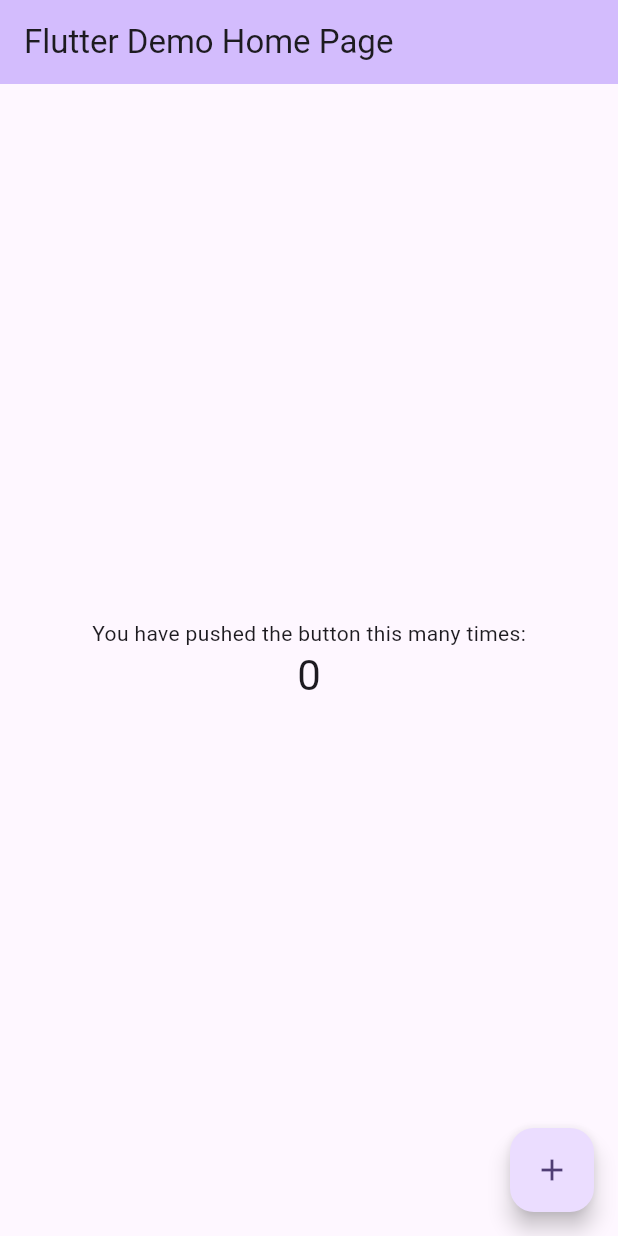
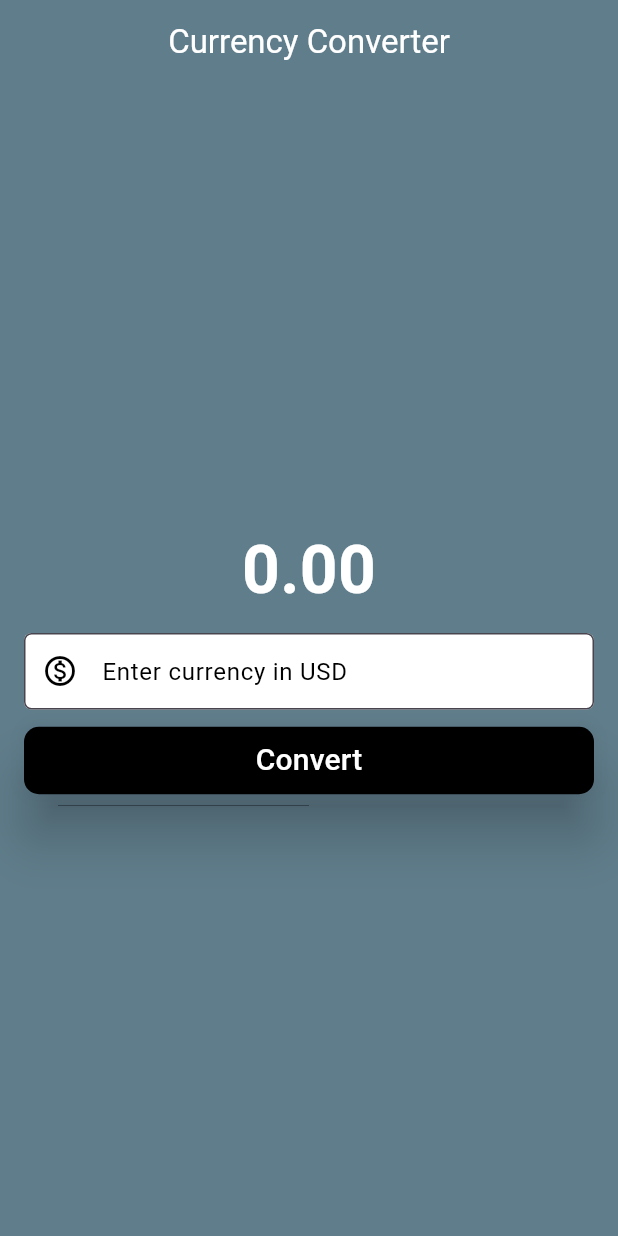
Before and after one commit to c0deZ0ne/okime-ticket, a Flutter app: the screen it shows after launch, on a phone screen of 412 x 824 dp. Run offline on Flutter 3.47's test engine with Material 3 defaults, Android fonts, the phone set to English and light mode, and no system bars.

Commit message:
complted coverter app

```diff
--- a/lib/main.dart
+++ b/lib/main.dart
@@ -1,108 +1,18 @@
 import 'package:flutter/material.dart';
+import 'package:ticket_app/pages/material_ticket.dart';
 
 void main() {
-  runApp(const MyApp());
+  runApp(MyApp());
 }
 
 class MyApp extends StatelessWidget {
   const MyApp({super.key});
 
-  // This widget is the root of your application.
   @override
   Widget build(BuildContext context) {
-    return MaterialApp(
-      title: 'Flutter Demo',
-      theme: ThemeData(
+    // use a design type Material design or Cupertino design
+    //we are using MatDesign
 
-        colorScheme: ColorScheme.fromSeed(seedColor: Colors.deepPurple),
-      ),
-      home: const MyHomePage(title: 'Flutter Demo Home Page'),
-    );
+    return MaterialApp(home: MaterialTicketPage());
   }
 }
-
-class MyHomePage extends StatefulWidget {
-  const MyHomePage({super.key, required this.title});
-
-  // This widget is the home page of your application. It is stateful, meaning
-  // that it has a State object (defined below) that contains fields that affect
-  // how it looks.
-
-  // This class is the configuration for the state. It holds the values (in this
-  // case the title) provided by the parent (in this case the App widget) and
-  // used by the build method of the State. Fields in a Widget subclass are
-  // always marked "final".
-
-  final String title;
-
-  @override
-  State<MyHomePage> createState() => _MyHomePageState();
-}
-
-class _MyHomePageState extends State<MyHomePage> {
-  int _counter = 0;
-
-  void _incrementCounter() {
-    setState(() {
-      // This call to setState tells the Flutter framework that something has
-      // changed in this State, which causes it to rerun the build method below
-      // so that the display can reflect the updated values. If we changed
-      // _counter without calling setState(), then the build method would not be
-      // called again, and so nothing would appear to happen.
-      _counter++;
-    });
-  }
-
-  @override
-  Widget build(BuildContext context) {
-    // This method is rerun every time setState is called, for instance as done
-    // by the _incrementCounter method above.
-    //
-    // The Flutter framework has been optimized to make rerunning build methods
-    // fast, so that you can just rebuild anything that needs updating rather
-    // than having to individually change instances of widgets.
-    return Scaffold(
-      appBar: AppBar(
-        // TRY THIS: Try changing the color here to a specific color (to
-        // Colors.amber, perhaps?) and trigger a hot reload to see the AppBar
-        // change color while the other colors stay the same.
-        backgroundColor: Theme.of(context).colorScheme.inversePrimary,
-        // Here we take the value from the MyHomePage object that was created by
-        // the App.build method, and use it to set our appbar title.
-        title: Text(widget.title),
-      ),
-      body: Center(
-        // Center is a layout widget. It takes a single child and positions it
-        // in the middle of the parent.
-        child: Column(
-          // Column is also a layout widget. It takes a list of children and
-          // arranges them vertically. By default, it sizes itself to fit its
-          // children horizontally, and tries to be as tall as its parent.
-          //
-          // Column has various properties to control how it sizes itself and
-          // how it positions its children. Here we use mainAxisAlignment to
-          // center the children vertically; the main axis here is the vertical
-          // axis because Columns are vertical (the cross axis would be
-          // horizontal).
-          //
-          // TRY THIS: Invoke "debug painting" (choose the "Toggle Debug Paint"
-          // action in the IDE, or press "p" in the console), to see the
-          // wireframe for each widget.
-          mainAxisAlignment: MainAxisAlignment.center,
-          children: <Widget>[
-            const Text('You have pushed the button this many times:'),
-            Text(
-              '$_counter',
-              style: Theme.of(context).textTheme.headlineMedium,
-            ),
-          ],
-        ),
-      ),
-      floatingActionButton: FloatingActionButton(
-        onPressed: _incrementCounter,
-        tooltip: 'Increment',
-        child: const Icon(Icons.add),
-      ), // This trailing comma makes auto-formatting nicer for build methods.
-    );
-  }
-}
--- /dev/null
+++ b/lib/pages/cupatino_app.dart
@@ -0,0 +1,14 @@
+import 'package:flutter/cupertino.dart';
+class currencyConverterCupertino extends StatefulWidget {
+  const currencyConverterCupertino({super.key});
+
+  @override
+  State<currencyConverterCupertino> createState() => _currencyConverterCupertinoState();
+}
+
+class _currencyConverterCupertinoState extends State<currencyConverterCupertino> {
+  @override
+  Widget build(BuildContext context) {
+    return const Placeholder();
+  }
+}
--- /dev/null
+++ b/lib/pages/material_ticket.dart
@@ -0,0 +1,270 @@
+import 'dart:math';
+
+import 'package:flutter/material.dart';
+
+// class MaterialTicketPage extends StatelessWidget {
+//   const MaterialTicketPage({super.key});
+
+//   @override
+//   Widget build(BuildContext context) {
+//     double result = 0;
+//     final TextEditingController currencyInputController =
+//         TextEditingController();
+//     return Scaffold(
+//       appBar: AppBar(
+//         backgroundColor: Colors.blueGrey,
+//         elevation: 0,
+
+//         title: Text(
+//           "Currency Converter",
+//           style: TextStyle(color: Colors.white),
+//         ),
+//         centerTitle: true,
+//       ),
+//       backgroundColor: Colors.blueGrey,
+
+//       body: Padding(
+//         padding: const EdgeInsets.all(18.0),
+
+//         // color: Colors.amber,
+//         child: Center(
+//           child: Column(
+//             spacing: 15.6,
+//             mainAxisAlignment: MainAxisAlignment.center,
+//             children: [
+//               Text(
+//                 result.toString(),
+//                 style: TextStyle(
+//                   fontSize: 44,
+//                   color: Colors.white,
+//                   fontWeight: FontWeight.bold,
+//                 ),
+//               ),
+//               TextField(
+//                 controller: currencyInputController,
+//                 // keyboardType: TextInputType.number,
+//                 style: TextStyle(color: Colors.black, height: 0),
+//                 decoration: InputDecoration(
+//                   hintText: "Enter currency in USD",
+//                   hintStyle: TextStyle(color: Colors.black),
+//                   border: OutlineInputBorder(
+//                     borderRadius: BorderRadius.all(Radius.circular(5.0)),
+//                     // borderSide: BorderSide(color: Colors.white54, width: 1.0),
+//                   ),
+//                   fillColor: Colors.white,
+//                   filled: true,
+//                   prefixIcon: Icon(
+//                     Icons.monetization_on_outlined,
+//                     color: Colors.black,
+//                   ),
+
+//                   focusedBorder: OutlineInputBorder(
+//                     borderRadius: BorderRadius.all(Radius.circular(5.0)),
+//                     borderSide: BorderSide(color: Colors.black87, width: 1),
+//                   ),
+//                 ),
+//               ),
+
+//               // ElevatedButton(
+//               //   style: (ButtonStyle(
+//               //     shape: WidgetStatePropertyAll(
+//               //       RoundedRectangleBorder(
+//               //         borderRadius: BorderRadius.circular(10),
+//               //       ),
+//               //     ),
+//               //     elevation: const WidgetStatePropertyAll(16),
+//               //     backgroundColor: const WidgetStatePropertyAll(Colors.black),
+//               //     foregroundColor: const WidgetStatePropertyAll(Colors.white),
+//               //     minimumSize: const WidgetStatePropertyAll(
+//               //       Size(double.infinity, 45),
+//               //     ),
+//               //   )),
+//               //   onPressed: () {
+//               //     debugPrint(">>>>>>>>.Click btn>>>>>>>>>>>>>>");
+//               //   },
+
+//               //   child: const Text("Convert", style: TextStyle(fontSize: 20)),
+//               // ),
+//               ElevatedButton(
+//                 style: ElevatedButton.styleFrom(
+//                   backgroundColor: Colors.black,
+//                   elevation: 15,
+//                   foregroundColor: Colors.white,
+//                   minimumSize: const Size(double.infinity, 45),
+//                   shape: RoundedRectangleBorder(
+//                     borderRadius: BorderRadiusGeometry.circular(10),
+//                   ),
+//                 ),
+
+//                 // style: (ButtonStyle(
+
+//                 //   shape: WidgetStatePropertyAll(
+
+//                 //     RoundedRectangleBorder(
+//                 //       borderRadius: BorderRadius.circular(10),
+//                 //     ),
+//                 //   ),
+//                 //   elevation: const WidgetStatePropertyAll(16),
+//                 //   backgroundColor: const WidgetStatePropertyAll(Colors.black),
+//                 //   foregroundColor: const WidgetStatePropertyAll(Colors.white),
+//                 //   minimumSize: const WidgetStatePropertyAll(
+//                 //     Size(double.infinity, 45),
+//                 //   ),
+//                 // )),
+//                 onPressed: () {
+//                   double.parse(currencyInputController.text) * 8;
+//                 },
+
+//                 child: const Text("Convert", style: TextStyle(fontSize: 20)),
+//               ),
+//             ],
+//           ),
+//         ),
+//       ),
+//     );
+//   }
+// }
+
+class MaterialTicketPage extends StatefulWidget {
+  MaterialTicketPage({super.key}) {
+    debugPrint("constructor");
+  }
+
+  @override
+  State<MaterialTicketPage> createState() {
+    // debugPrint("stag");
+    return _MaterialTicketState();
+  }
+}
+
+class _MaterialTicketState extends State<MaterialTicketPage> {
+  double result = 0;
+  void convertCurrency() {
+    setState(() {
+      if (currencyInputController.text.isNotEmpty) {
+        result = (double.tryParse(currencyInputController.text) ?? 0) * 1599;
+      } else {
+        result = 0; // Reset result if input is empty
+      }
+    });
+  }
+
+  final TextEditingController currencyInputController = TextEditingController();
+  @override
+  Widget build(BuildContext context) {
+    return Scaffold(
+      //remove debugger label
+      appBar: AppBar(
+        backgroundColor: Colors.blueGrey,
+        elevation: 0,
+
+        title: Text(
+          "Currency Converter",
+          style: TextStyle(color: Colors.white),
+        ),
+        centerTitle: true,
+      ),
+      backgroundColor: Colors.blueGrey,
+
+      body: Padding(
+        padding: const EdgeInsets.all(16.0),
+
+        // color: Colors.amber,
+        child: Center(
+          child: Column(
+            spacing: 10,
+            mainAxisAlignment: MainAxisAlignment.center,
+            children: [
+              Text(
+                result.toStringAsFixed(2),
+                style: TextStyle(
+                  fontSize: 44,
+                  color: Colors.white,
+                  fontWeight: FontWeight.bold,
+                ),
+              ),
+              TextField(
+                controller: currencyInputController,
+                keyboardType: TextInputType.number,
+                style: TextStyle(color: Colors.black, height: 0),
+                decoration: InputDecoration(
+                  hintText: "Enter currency in USD",
+                  hintStyle: TextStyle(color: Colors.black),
+                  border: OutlineInputBorder(
+                    borderRadius: BorderRadius.all(Radius.circular(5.0)),
+                  ),
+                  fillColor: Colors.white,
+                  filled: true,
+                  prefixIcon: Icon(
+                    Icons.monetization_on_outlined,
+                    color: Colors.black,
+                  ),
+
+                  focusedBorder: OutlineInputBorder(
+                    borderRadius: BorderRadius.all(Radius.circular(5.0)),
+                    borderSide: BorderSide(color: Colors.black87, width: 1),
+                  ),
+                ),
+              ),
+              ElevatedButton(
+                style: ElevatedButton.styleFrom(
+                  backgroundColor: Colors.black,
+                  elevation: 15,
+                  foregroundColor: Colors.white,
+                  minimumSize: const Size(double.infinity, 45),
+                  shape: RoundedRectangleBorder(
+                    borderRadius: BorderRadiusGeometry.circular(10),
+                  ),
+                ),
+
+                onPressed: convertCurrency,
+
+                child: const Text("Convert", style: TextStyle(fontSize: 20)),
+              ),
+            ],
+          ),
+        ),
+      ),
+    );
+  }
+
+  @override
+  void initState() {
+    //called when the widget is inserted into the widget tree
+    // this is a good place to initialize state variables, controllers, etc.
+    // TODO: implement initState
+
+    // here you can initialize any state variables or controllers
+    // make api call future calls, etc.
+
+    super.initState();
+  }
+
+  @override
+  void didChangeDependencies() {
+    // this is called after initState and whenever the widget's dependencies change
+    //called when the widget's dependencies change
+    // this is a good place to update state variables based on changes in dependencies
+    // for example, if you are using an inherited widget, you can update the state here
+    super.didChangeDependencies();
+  }
+
+  @override
+  void didUpdateWidget(covariant MaterialTicketPage oldWidget) {
+    //called when the widget is updated
+    // this is a good place to update state variables based on changes in the widget
+    // for example, if you are using a stateful widget, you can update the state here
+    super.didUpdateWidget(oldWidget);
+  }
+
+  @override
+  void dispose() {
+    //called when the widget is removed from the widget tree
+    // this is a good place to clean up resources
+    // dispose the controller to avoid memory leaks
+    //unsubscribe from streams, etc.
+
+    currencyInputController.dispose();
+    super.dispose();
+  }
+}
```
Also changed, not shown: 1 other file.
